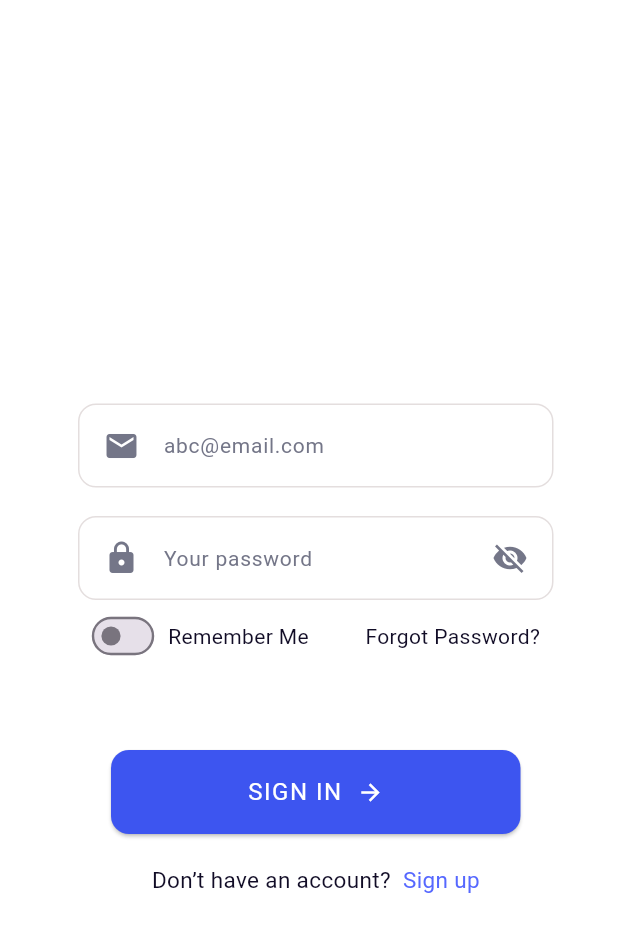
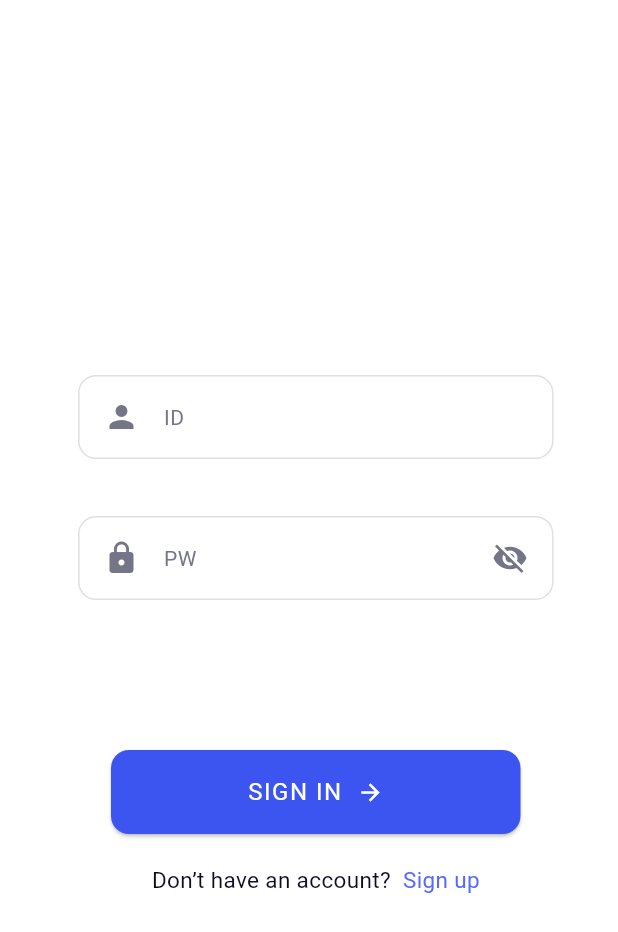
Before and after one commit to peteryu24/BuzzTalk, a Flutter app: the SignIn screen opened directly, on a phone screen of 412 x 824 dp. Shown: the top 932 px of the screen. Run offline on Flutter 3.47's test engine with Material 3 defaults, Android fonts, the light colour scheme and no system bars; our stand-ins replace flutter_local_notifications, go_router, shared_preferences, socket_io_client, timezone; accounts and stored records are empty; network calls fail; Roboto replaces fonts that are missing (Airbnb Cereal App).

Commit message:
login error set

```diff
--- a/lib/src/view/auth/chg_pwd_view_model.dart
+++ b/lib/src/view/auth/chg_pwd_view_model.dart
@@ -1,3 +1,4 @@
+/*
 // TODO: 임시
 import 'package:flutter/material.dart';
 import 'package:alarm_app/src/model/auth_model.dart';
@@ -22,3 +23,4 @@ class ResetPasswordViewModel extends ChangeNotifier {
     } else {}
   }
 }
+*/
--- a/lib/src/view/auth/login_view.dart
+++ b/lib/src/view/auth/login_view.dart
@@ -1,5 +1,5 @@
-// TODO: 임시
-// TODO: Remember me : SharedPreferences?
+import 'package:alarm_app/src/repository/auth_repository.dart';
+import 'package:alarm_app/src/repository/http_request.dart';
 import 'package:flutter/material.dart';
 import 'package:provider/provider.dart';
 import 'package:alarm_app/src/view/auth/login_view_model.dart';
@@ -9,86 +9,23 @@ import 'package:alarm_app/src/view/auth/chg_pwd_view.dart';
 class SignIn extends StatelessWidget {
   @override
   Widget build(BuildContext context) {
+    final httpRequest = Http('https://your-api-url.com');
+    final authRepository = AuthRepository(httpRequest);
+
     return Scaffold(
       backgroundColor: Colors.white,
       body: ChangeNotifierProvider(
-        create: (_) => SignInViewModel(),
+        create: (_) => LoginViewModel(authRepository),
         child: Padding(
           padding: const EdgeInsets.symmetric(horizontal: 24.0),
-          child: Consumer<SignInViewModel>(
+          child: Consumer<LoginViewModel>(
             builder: (context, viewModel, child) {
               return Column(
                 children: [
                   Expanded(
                     child: Stack(
                       children: [
-                        Positioned(
-                          left: 29,
-                          top: 270,
-                          child: Text(
-                            'Sign in',
-                            style: TextStyle(
-                              color: Color(0xFF110C26),
-                              fontSize: 24,
-                              fontFamily: 'Airbnb Cereal App',
-                              fontWeight: FontWeight.w400,
-                            ),
-                          ),
-                        ),
-                        Positioned(
-                          left: 28,
-                          top: 400,
-                          right: 28,
-                          child: Row(
-                            children: [
-                              Row(
-                                children: [
-                                  Transform.scale(
-                                    scale: 0.8,
-                                    child: Switch.adaptive(
-                                      value: viewModel.isRememberMe,
-                                      onChanged: (value) {
-                                        viewModel.toggleRememberMe(value);
-                                      },
-                                      activeColor: Color(0xFF5668FF),
-                                    ),
-                                  ),
-                                  Text(
-                                    'Remember Me',
-                                    textAlign: TextAlign.right,
-                                    style: TextStyle(
-                                      color: Color(0xFF110C26),
-                                      fontSize: 14,
-                                      fontFamily: 'Airbnb Cereal App',
-                                      fontWeight: FontWeight.w400,
-                                    ),
-                                  ),
-                                ],
-                              ),
-                              Spacer(),
-                              GestureDetector(
-                                onTap: () {
-                                  Navigator.push(
-                                    context,
-                                    MaterialPageRoute(
-                                        builder: (context) =>
-                                            ChangePassword()), // ResetPassword 화면으로 이동
-                                  );
-                                },
-                                child: Text(
-                                  'Forgot Password?',
-                                  textAlign: TextAlign.right,
-                                  style: TextStyle(
-                                    color: Color(0xFF110C26),
-                                    fontSize: 14,
-                                    fontFamily: 'Airbnb Cereal App',
-                                    fontWeight: FontWeight.w400,
-                                  ),
-                                ),
-                              ),
-                            ],
-                          ),
-                        ),
+                        // 'Sign in' 텍스트를 삭제한 부분
                         Positioned(
                           left: 50,
                           top: 500,
@@ -139,8 +76,7 @@ class SignIn extends StatelessWidget {
                                   Navigator.push(
                                     context,
                                     MaterialPageRoute(
-                                        builder: (context) =>
-                                            SignUp()), // SignUp 화면으로 이동
+                                        builder: (context) => SignUp()),
                                   );
                                 },
                                 child: DonTHaveAnAccountSignUp(),
@@ -150,8 +86,11 @@ class SignIn extends StatelessWidget {
                         ),
                         Positioned(
                           left: 28,
-                          top: 269,
-                          child: Container(
+                          top: 250,
+                          child: Column(
+                            crossAxisAlignment: CrossAxisAlignment.start,
+                            children: [
+                              Container(
                                 width: 317,
                                 height: 56,
                                 decoration: BoxDecoration(
@@ -160,19 +99,20 @@ class SignIn extends StatelessWidget {
                                   border: Border.all(color: Color(0xFFE4DEDE)),
                                 ),
                                 child: Padding(
-                              padding:
-                                  const EdgeInsets.symmetric(horizontal: 16),
+                                  padding: const EdgeInsets.symmetric(
+                                      horizontal: 16),
                                   child: Row(
                                     children: [
-                                  Icon(Icons.email, color: Color(0xFF747688)),
+                                      Icon(Icons.person,
+                                          color: Color(0xFF747688)),
                                       SizedBox(width: 16),
                                       Expanded(
                                         child: TextField(
                                           onChanged: (value) =>
-                                          viewModel.updateEmail(value),
+                                              viewModel.updatePlayerId(value),
                                           decoration: InputDecoration(
                                             border: InputBorder.none,
-                                        hintText: 'abc@email.com',
+                                            hintText: 'ID',
                                             hintStyle: TextStyle(
                                               color: Color(0xFF747688),
                                               fontSize: 14,
@@ -186,11 +126,27 @@ class SignIn extends StatelessWidget {
                                   ),
                                 ),
                               ),
+                              if (viewModel.playerIdError != null)
+                                Padding(
+                                  padding: const EdgeInsets.only(top: 8.0),
+                                  child: Text(
+                                    viewModel.playerIdError!,
+                                    style: TextStyle(
+                                      color: Colors.red,
+                                      fontSize: 12,
+                                    ),
+                                  ),
+                                ),
+                            ],
+                          ),
                         ),
                         Positioned(
                           left: 28,
                           top: 344,
-                          child: Container(
+                          child: Column(
+                            crossAxisAlignment: CrossAxisAlignment.start,
+                            children: [
+                              Container(
                                 width: 317,
                                 height: 56,
                                 decoration: BoxDecoration(
@@ -199,11 +155,12 @@ class SignIn extends StatelessWidget {
                                   border: Border.all(color: Color(0xFFE4DEDE)),
                                 ),
                                 child: Padding(
-                              padding:
-                                  const EdgeInsets.symmetric(horizontal: 16),
+                                  padding: const EdgeInsets.symmetric(
+                                      horizontal: 16),
                                   child: Row(
                                     children: [
-                                  Icon(Icons.lock, color: Color(0xFF747688)),
+                                      Icon(Icons.lock,
+                                          color: Color(0xFF747688)),
                                       SizedBox(width: 16),
                                       Expanded(
                                         child: TextField(
@@ -212,7 +169,7 @@ class SignIn extends StatelessWidget {
                                               viewModel.updatePassword(value),
                                           decoration: InputDecoration(
                                             border: InputBorder.none,
-                                        hintText: 'Your password',
+                                            hintText: 'PW',
                                             hintStyle: TextStyle(
                                               color: Color(0xFF747688),
                                               fontSize: 14,
@@ -223,7 +180,8 @@ class SignIn extends StatelessWidget {
                                         ),
                                       ),
                                       GestureDetector(
-                                    onTap: () => viewModel.toggleObscureText(),
+                                        onTap: () =>
+                                            viewModel.toggleObscureText(),
                                         child: Icon(
                                           viewModel.isObscureText
                                               ? Icons.visibility_off
@@ -234,6 +192,19 @@ class SignIn extends StatelessWidget {
                                     ],
                                   ),
                                 ),
+                              ),
+                              if (viewModel.passwordError != null)
+                                Padding(
+                                  padding: const EdgeInsets.only(top: 8.0),
+                                  child: Text(
+                                    viewModel.passwordError!,
+                                    style: TextStyle(
+                                      color: Colors.red,
+                                      fontSize: 12,
+                                    ),
+                                  ),
+                                ),
+                            ],
                           ),
                         ),
                       ],
--- a/lib/src/view/auth/login_view_model.dart
+++ b/lib/src/view/auth/login_view_model.dart
@@ -1,21 +1,29 @@
 import 'package:flutter/material.dart';
-import 'package:alarm_app/src/model/auth_model.dart';
+import 'package:alarm_app/src/repository/auth_repository.dart';
 
-class SignInViewModel extends ChangeNotifier {
+class LoginViewModel extends ChangeNotifier {
   String _player_id = '';
   String _password = '';
   bool _isLoading = false;
   bool _isObscureText = true;
-  bool _rememberMe = false;
+  //bool _rememberMe = false;
+  String? _playerIdError;
+  String? _passwordError;
+
+  final AuthRepository _authRepository;
+
+  LoginViewModel(this._authRepository);
 
   String get player_id => _player_id;
   String get password => _password;
   bool get isLoading => _isLoading;
   bool get isObscureText => _isObscureText;
-  bool get isRememberMe => _rememberMe;
+  //bool get isRememberMe => _isRememberMe;
+  String? get playerIdError => _playerIdError;
+  String? get passwordError => _passwordError;
 
-  void updateEmail(String email) {
-    _player_id = player_id;
+  void updatePlayerId(String playerId) {
+    _player_id = playerId;
     notifyListeners();
   }
 
@@ -29,25 +37,56 @@ class SignInViewModel extends ChangeNotifier {
     notifyListeners();
   }
 
+/*
   void toggleRememberMe(bool value) {
     _rememberMe = value;
     notifyListeners();
   }
+  */
+
+  bool isValidPlayerId(String playerId) {
+    return RegExp(r'^[a-z0-9]{3,15}$').hasMatch(playerId);
+  }
+
+  bool isValidPassword(String password) {
+    return password.length >= 8 &&
+        RegExp(r'[A-Z]').hasMatch(password) &&
+        RegExp(r'[a-z]').hasMatch(password) &&
+        RegExp(r'[0-9]').hasMatch(password) &&
+        RegExp(r'[!@#$%^&*(),.?":{}|<>]').hasMatch(password);
+  }
 
   Future<void> signIn() async {
     _isLoading = true;
+    _playerIdError = null;
+    _passwordError = null;
     notifyListeners();
 
-    UserModel user = UserModel(player_id: _player_id, password: _password);
-    bool success = await user.signIn();
+    if (!isValidPlayerId(_player_id)) {
+      _playerIdError = '아이디 형식 불일치 다시 시도하세요';
+    }
+    if (!isValidPassword(_password)) {
+      _passwordError = '비번 형식 불일치 다시 시도하세요';
+    }
+    if (_playerIdError != null || _passwordError != null) {
+      _isLoading = false;
+      notifyListeners();
+      return;
+    }
 
-    _isLoading = false;
-    notifyListeners();
+    try {
+      bool success = await _authRepository.login(_player_id, _password);
 
-    if (success) {
-      // 로그인 성공 시 처리 로직
-    } else {
-      // 로그인 실패 시 처리 로직
+      _isLoading = false;
+      notifyListeners();
+
+      if (!success) {
+        _playerIdError = 'Login failed';
+      }
+    } catch (e) {
+      _isLoading = false;
+      _playerIdError = 'An error occurred';
+      notifyListeners();
     }
   }
 }
```
Also changed, not shown: lib/src/model/auth_model.dart (+4 -4 lines), lib/src/repository/auth_repository.dart (+31 -14 lines), lib/src/view/auth/rgt_view.dart (+11 -7 lines), lib/src/view/auth/rgt_view_model.dart (+14 -11 lines), lib/temp_main.dart (+9 -4 lines), lib/src/service/auth_service.dart (deleted). Lines whose indentation alone changed are shown as unchanged.
